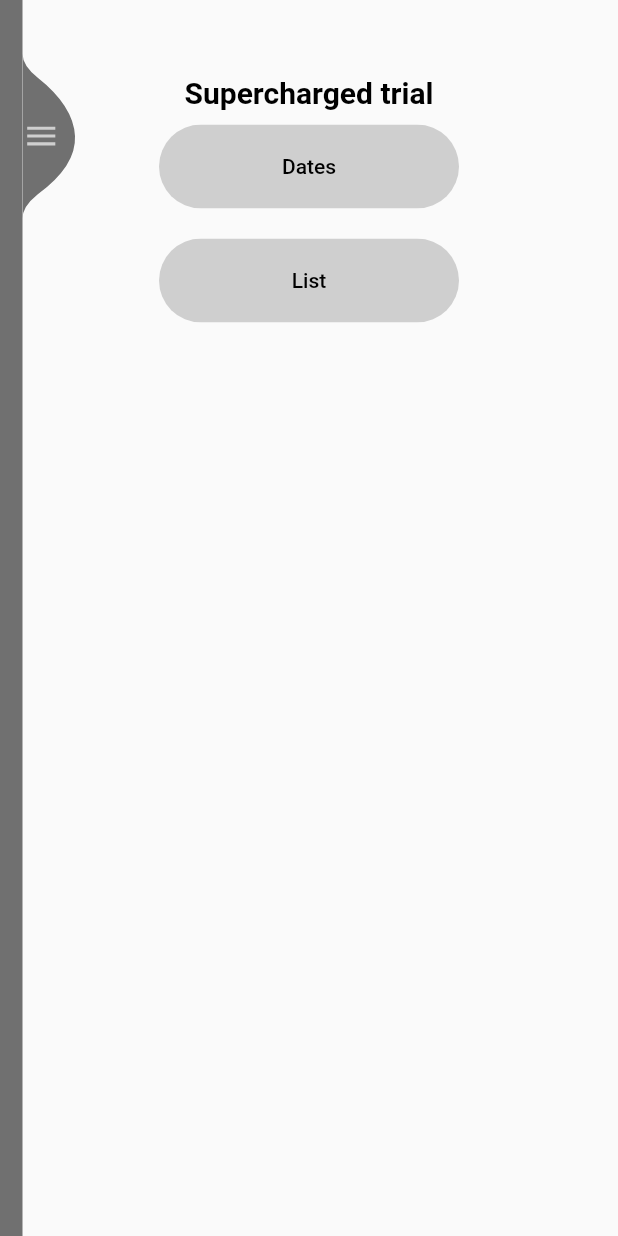
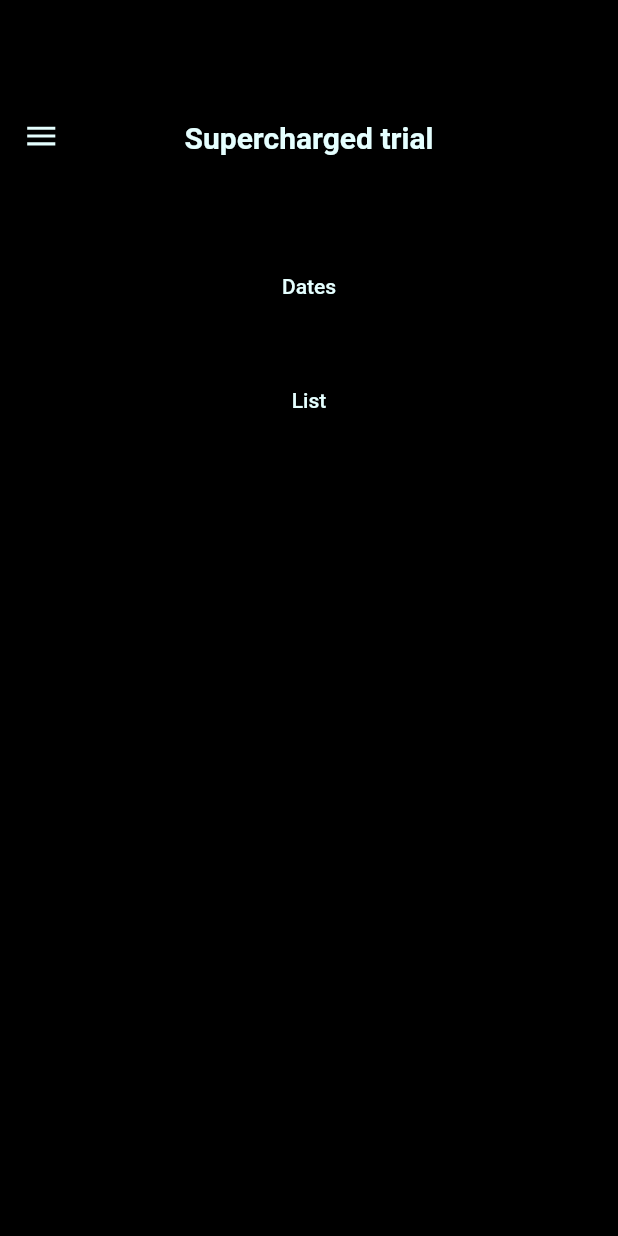
Before and after one commit to PeachBlack-Alba/Supercharged, a Flutter app: the screen it shows after launch, on a phone screen of 412 x 824 dp. Run offline on Flutter 3.47's test engine with Material 2 defaults, Android fonts, the phone set to English and light mode, and no system bars; our stand-ins replace rxdart, supercharged.

Commit message:
color changing

```diff
--- a/lib/screens/Dates.dart
+++ b/lib/screens/Dates.dart
@@ -19,7 +19,7 @@ class Dates extends StatelessWidget {
             children: [
               SizedBox(height: 50),
               Container(
-                color: ColorsPalete.primaryGrey,
+                color: ColorsPalete.primaryBlack,
                 child: Column(
                   children: chunkedDays.map(buildRow).toList(),
                 ),
@@ -35,7 +35,7 @@ class Dates extends StatelessWidget {
                     margin: const EdgeInsets.only(right: 20.0, bottom: 20.0),
                     decoration: BoxDecoration(
                       borderRadius: BorderRadius.circular(10.0),
-                      color: ColorsPalete.lightGrey,
+                      color: ColorsPalete.lightBlack,
                     ),
                     child: Padding(
                       padding: const EdgeInsets.all(8.0),
--- a/lib/screens/Home.dart
+++ b/lib/screens/Home.dart
@@ -18,47 +18,24 @@ class _HomeState extends State<Home> {
     return MaterialApp(
       debugShowCheckedModeBanner: false,
       home: Scaffold(
-        /*appBar: AppBar(
-          backgroundColor: ColorsPalete.primaryGrey,
-          flexibleSpace: Container(
-            decoration: BoxDecoration(
-              color: ColorsPalete.primaryGrey,
-            ),
-          ),
-          title: Center(
-            child: Text(
-              'Supercharged trial',
-              style: TextStyle(
-                  fontSize: 20,
-                  fontWeight: FontWeight.bold,
-                  color: Colors.black),
-            ),
-          ),
-          leading: GestureDetector(
-            onTap: () {
-              Navigator.pop(context);
-            },
-            child: Icon(
-              Icons.menu_outlined,
-            ),
-          ),
-          iconTheme:
-              IconThemeData(size: 30.0, color: Colors.black, opacity: 10.0),
-        ),*/
         body: Stack(
           children: <Widget>[
             Center(
+              child: Container(
+                width: MediaQuery.of(context).size.width,
+                color: ColorsPalete.primaryBlack,
                 child: Column(
                   mainAxisAlignment: MainAxisAlignment.start,
                   children: <Widget>[
-                  SizedBox(height: 50),
+                    SizedBox(height: 80.0),
                     Text(
                       'Supercharged trial',
                       style: TextStyle(
                           fontSize: 20,
                           fontWeight: FontWeight.bold,
-                        color: Colors.black),
+                          color: ColorsPalete.lightGreen),
                     ),
+                    SizedBox(height: 50.0,),
                     RoundedButton(
                       text: 'Dates',
                       width: 200.0,
@@ -81,6 +58,7 @@ class _HomeState extends State<Home> {
                   ],
                 ),
               ),
+            ),
           ],
         ),
       ),
--- a/lib/screens/ListFilters.dart
+++ b/lib/screens/ListFilters.dart
@@ -49,7 +49,7 @@ class _ListFiltersState extends State<ListFilters> {
               height: 200.0,
               width: 400.0,
               decoration: BoxDecoration(
-                color: ColorsPalete.lightGrey,
+                color: ColorsPalete.lightBlack,
                 borderRadius: BorderRadius.circular(10.0),
               ),
               alignment: Alignment(0.0, 0.0),
@@ -75,7 +75,7 @@ class _ListFiltersState extends State<ListFilters> {
               margin: const EdgeInsets.only(right: 20.0, bottom: 20.0),
               decoration: BoxDecoration(
                 borderRadius: BorderRadius.circular(10.0),
-                color: ColorsPalete.lightGrey,
+                color: ColorsPalete.lightBlack,
               ),
               child: Padding(
                 padding: const EdgeInsets.all(8.0),
--- a/lib/ui/components/RoundButton.dart
+++ b/lib/ui/components/RoundButton.dart
@@ -1,4 +1,5 @@
 import 'package:flutter/material.dart';
+import 'package:superPackage/ui/styles/Colors.dart';
 
 class RoundedButton extends StatelessWidget {
   final String text;
@@ -9,12 +10,12 @@ class RoundedButton extends StatelessWidget {
 
   const RoundedButton(
       {Key key,
-        this.text,
-        this.child,
-        this.press,
-        this.color = const Color(0xFFcfcfcf),
-        this.textColor = Colors.black,
-        this.width = 100})
+      this.text,
+      this.child,
+      this.press,
+      this.color = const Color(0xFF000000),
+      this.textColor = const Color(0xFFe5ffff),
+      this.width = 100})
       : super(key: key);
 
   @override
--- a/lib/ui/components/sidebar/MenuItems.dart
+++ b/lib/ui/components/sidebar/MenuItems.dart
@@ -15,7 +15,7 @@ class MenuItem extends StatelessWidget {
         children: <Widget>[
           Icon(
             icon,
-            color: ColorsPalete.lightGrey,
+            color: ColorsPalete.lightGreen,
             size: 30,
           ),
           SizedBox(
@@ -26,7 +26,7 @@ class MenuItem extends StatelessWidget {
             style: TextStyle(
               fontWeight: FontWeight.w300,
               fontSize: 20,
-              color: Colors.white,
+              color: ColorsPalete.lightGreen,
             ),
           ),
         ],
--- a/lib/ui/components/sidebar/SideBar.dart
+++ b/lib/ui/components/sidebar/SideBar.dart
@@ -16,6 +16,7 @@ class _SideBarState extends State<SideBar>
     with SingleTickerProviderStateMixin<SideBar> {
   AnimationController _animationController;
   StreamController<bool> isSidebarOpenedStreamController;
+
   // value of the Stream
   Stream<bool> isSidebarOpenedStream;
   StreamSink<bool> isSidebarOpenedSink;
@@ -73,7 +74,7 @@ class _SideBarState extends State<SideBar>
               Expanded(
                 child: Container(
                   padding: const EdgeInsets.symmetric(horizontal: 20.0),
-                  color: ColorsPalete.darkGrey,
+                  color: ColorsPalete.primaryBlack,
                   child: Column(
                     children: <Widget>[
                       SizedBox(
@@ -83,7 +84,7 @@ class _SideBarState extends State<SideBar>
                         title: Text(
                           'Missy Elliot',
                           style: TextStyle(
-                            color: ColorsPalete.lightGrey,
+                            color: ColorsPalete.lightGreen,
                             fontSize: 30.0,
                             fontWeight: FontWeight.w800,
                           ),
@@ -91,20 +92,20 @@ class _SideBarState extends State<SideBar>
                         subtitle: Text(
                           'queenOfThe90s@gmail.com',
                           style: TextStyle(
-                            color: ColorsPalete.lightGrey,
+                            color: ColorsPalete.lightGreen,
                             fontSize: 18.0,
                           ),
                         ),
                         leading: CircleAvatar(
-                          backgroundColor: ColorsPalete.lightGrey,
-                          child: Icon(Icons.perm_identity, color: Colors.white),
+                          backgroundColor: ColorsPalete.lightGreen,
+                          child: Icon(Icons.perm_identity, color: ColorsPalete.primaryBlack),
                           radius: 40,
                         ),
                       ),
                       Divider(
                         height: 64,
                         thickness: 0.5,
-                        color: ColorsPalete.lightGrey,
+                        color: ColorsPalete.lightGreen,
                         indent: 32,
                         endIndent: 32,
                       ),
@@ -123,7 +124,7 @@ class _SideBarState extends State<SideBar>
                       Divider(
                         height: 64,
                         thickness: 0.5,
-                        color: ColorsPalete.lightGrey,
+                        color: ColorsPalete.lightGreen,
                         indent: 32,
                         endIndent: 32,
                       ),
@@ -150,12 +151,12 @@ class _SideBarState extends State<SideBar>
                     child: Container(
                       height: 110.0,
                       width: 35.0,
-                      color: ColorsPalete.darkGrey,
+                      color: ColorsPalete.primaryBlack,
                       alignment: Alignment.centerLeft,
                       child: AnimatedIcon(
                         progress: _animationController.view,
                         icon: AnimatedIcons.menu_close,
-                        color: ColorsPalete.lightGrey,
+                        color: ColorsPalete.lightGreen,
                         size: 25.0,
                       ),
                     ),
--- a/lib/ui/styles/Colors.dart
+++ b/lib/ui/styles/Colors.dart
@@ -3,8 +3,9 @@ import 'package:supercharged/supercharged.dart';
 
 class ColorsPalete {
 
-  static final primaryGrey = "#9e9e9e".toColor();
-  static final lightGrey = "#cfcfcf".toColor();
-  static final darkGrey = "#707070".toColor();
+  static final primaryBlack = "#000000".toColor();
+  static final lightBlack = "#212121".toColor();
+
+  static final lightGreen = "#e5ffff".toColor();
 
 }
```
Lines whose indentation alone changed are shown as unchanged.
